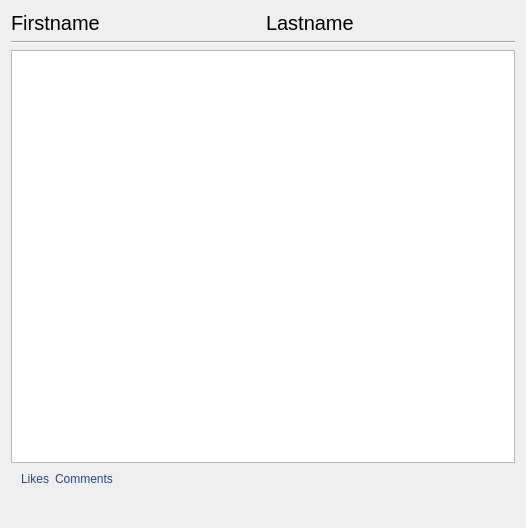
Old version of the form Main project/post_com/postWidget.ui in the repository mersadcam/db_linkedin_uni.
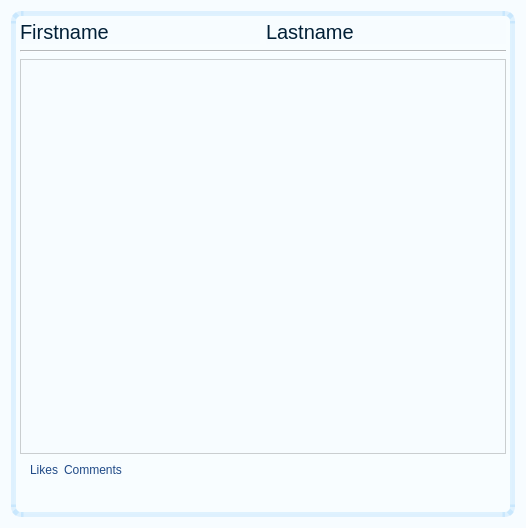
New version of the form. Icons and pictures are not drawn.

What changed in the file:
```diff
--- a/Main project/post_com/postWidget.ui
+++ b/Main project/post_com/postWidget.ui
@@ -14,8 +14,19 @@
    <string>Form</string>
   </property>
   <property name="styleSheet">
-   <string notr="true">background:rgb(246, 250, 252);
-color:rgb(1, 31, 54);\n</string>
+   <string notr="true">background:rgba(248, 253, 255, 206);
+color:rgb(1, 31, 54);
+</string>
+  </property>
+  <layout class="QVBoxLayout" name="verticalLayout_2">
+   <item>
+    <widget class="QWidget" name="widget" native="true">
+     <property name="styleSheet">
+      <string notr="true">QWidget#widget{
+border:5px solid rgba(68, 170, 248, 35);
+border-radius:10px;
+color:rgb(1, 31, 54);
+}</string>
   </property>
   <layout class="QVBoxLayout" name="verticalLayout">
    <item>
@@ -180,6 +191,9 @@
       </spacer>
      </item>
     </layout>
+      </item>
+     </layout>
+    </widget>
    </item>
   </layout>
  </widget>
```
Lines whose indentation alone changed are shown as unchanged.
